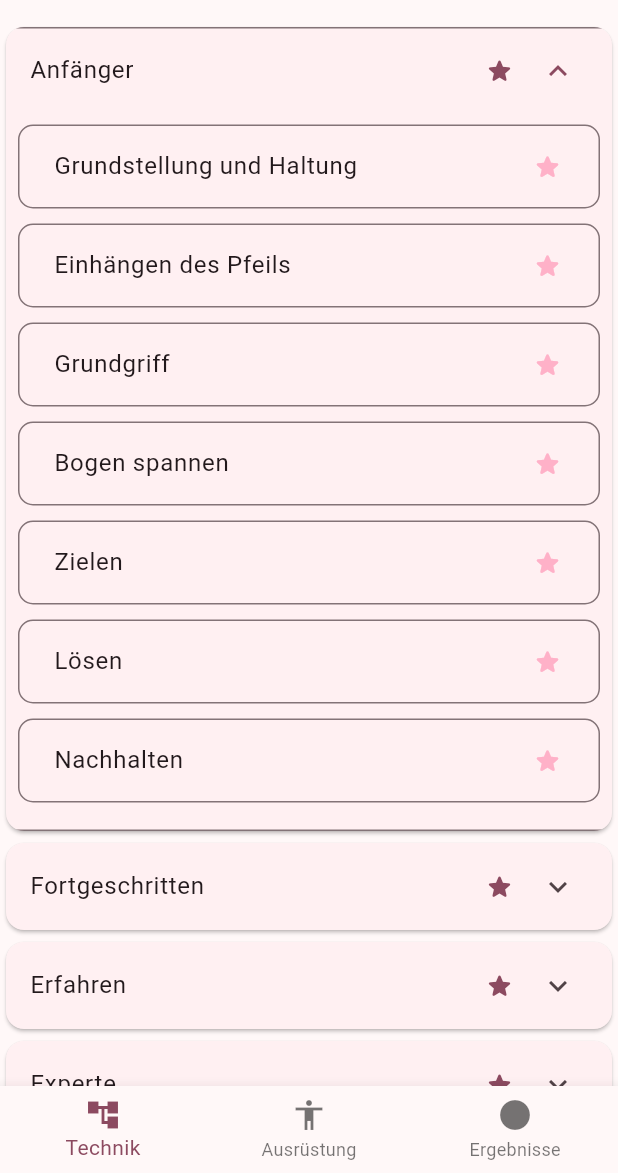
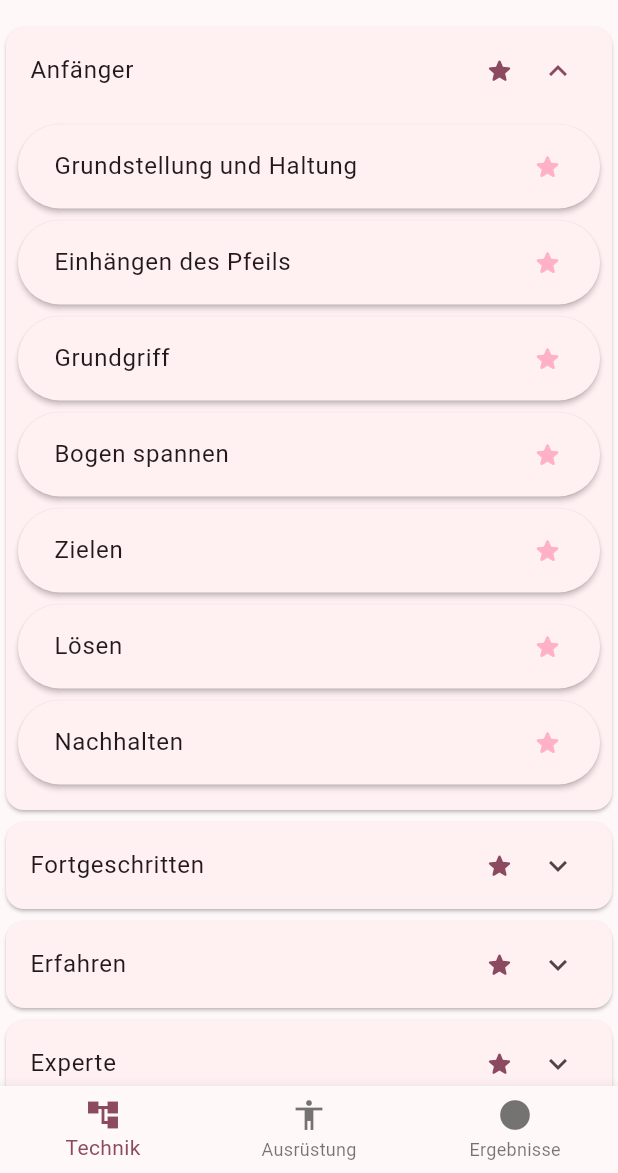
Before and after one commit to Cupcake-Systems/my_archery, a Flutter app: the screen it shows after launch, after a tap on "Anfänger", on a phone screen of 412 x 824 dp, the part 63-1236 px from its top. Run offline on Flutter 3.47's test engine with Material 3 defaults, Android fonts, the phone set to English and light mode, and no system bars; drawn by our look-alikes of flutter_rating_stars; our stand-ins replace package_info_plus, shared_preferences.

Commit message:
style adjustments

```diff
--- a/lib/experience_levels/widget_generator.dart
+++ b/lib/experience_levels/widget_generator.dart
@@ -37,6 +37,8 @@ class _LevelWidgetState extends State<LevelWidget> {
   Widget build(BuildContext context) {
     return Card(
       clipBehavior: Clip.antiAlias,
+      child: Theme(
+        data: Theme.of(context).copyWith(dividerColor: Colors.transparent),
         child: ExpansionTile(
           childrenPadding: const EdgeInsets.all(8),
           title: Row(
@@ -62,9 +64,10 @@ class _LevelWidgetState extends State<LevelWidget> {
                 level: widget.level,
                 scoreUpdate: () => setState(() {}),
               ),
-            const SizedBox(height: 10),
+              const SizedBox(height: 8),
             ],
           ],
+        ),
       ),
     );
   }
@@ -89,9 +92,9 @@ class LevelStepWidget extends StatefulWidget {
 class _LevelStepWidgetState extends State<LevelStepWidget> {
   @override
   Widget build(BuildContext context) {
-    return OutlinedButton(
-      style: ButtonStyle(
-        shape: WidgetStatePropertyAll(RoundedRectangleBorder(borderRadius: BorderRadius.circular(10))),
+    return ElevatedButton(
+      style: const ButtonStyle(
+        elevation: WidgetStatePropertyAll(1.5),
       ),
       onPressed: () async {
         await Navigator.of(context).push(
@@ -152,6 +155,8 @@ class _LevelSubStepWidgetState extends State<LevelSubStepWidget> {
   Widget build(BuildContext context) {
     return Card(
       clipBehavior: Clip.antiAlias,
+      child: Theme(
+        data: Theme.of(context).copyWith(dividerColor: Colors.transparent),
         child: ExpansionTile(
           title: Row(
             mainAxisAlignment: MainAxisAlignment.spaceBetween,
@@ -179,6 +184,7 @@ class _LevelSubStepWidgetState extends State<LevelSubStepWidget> {
           childrenPadding: const EdgeInsets.all(8),
           children: [Text(widget.subStep.details)],
         ),
+      ),
     );
   }
 }
```
Lines whose indentation alone changed are shown as unchanged.
